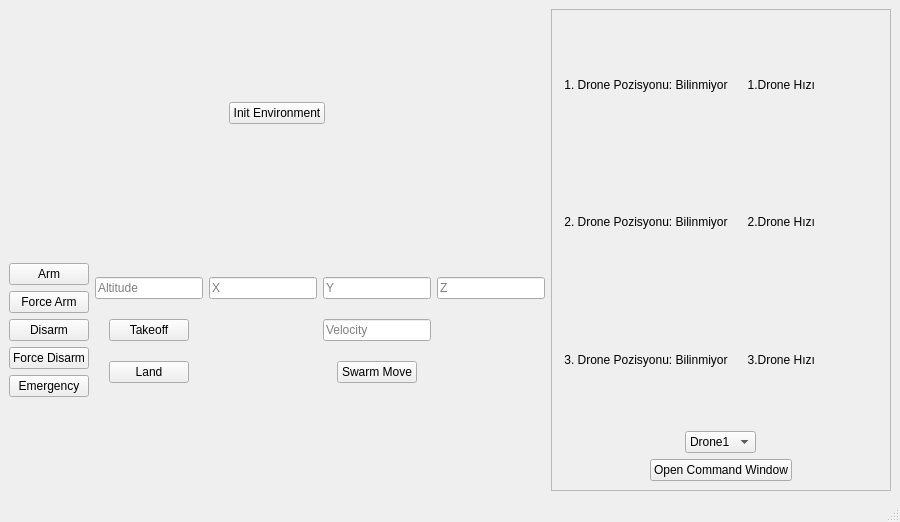
Qt form gazebo mavlink /designer.ui (hltdal/Gazebo-mavlink) before a commit.
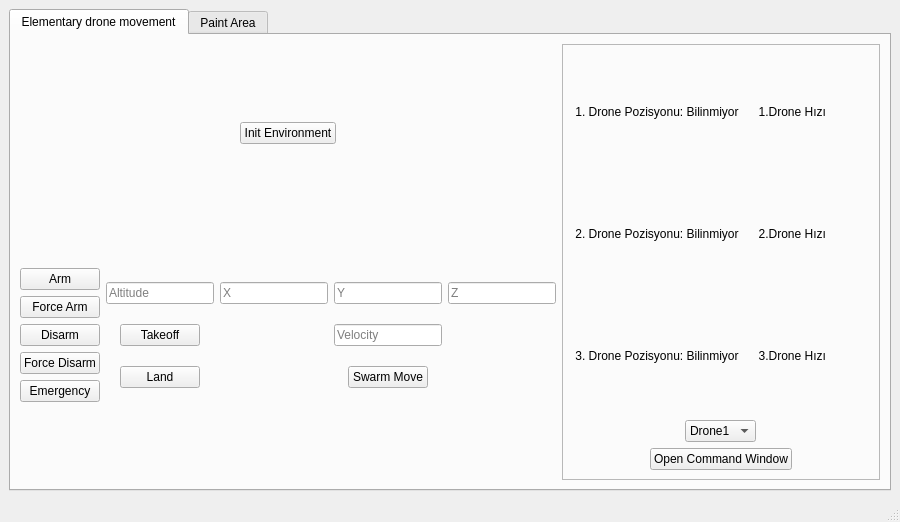
The same form after that commit.

Commit message: Add paint area without function

```diff
--- a/gazebo mavlink /designer.ui
+++ b/gazebo mavlink /designer.ui
@@ -16,6 +16,16 @@
   <widget class="QWidget" name="centralwidget">
    <layout class="QHBoxLayout" name="horizontalLayout">
     <item>
+     <widget class="QTabWidget" name="tabWidget">
+      <property name="currentIndex">
+       <number>0</number>
+      </property>
+      <widget class="QWidget" name="tab">
+       <attribute name="title">
+        <string>Elementary drone movement</string>
+       </attribute>
+       <layout class="QHBoxLayout" name="horizontalLayout_4">
+        <item>
      <layout class="QVBoxLayout" name="verticalLayout">
       <item alignment="Qt::AlignHCenter">
        <widget class="QPushButton" name="init_environment_button">
@@ -254,6 +264,16 @@
     </item>
    </layout>
   </widget>
+      <widget class="QWidget" name="tab_2">
+       <attribute name="title">
+        <string>Paint Area</string>
+       </attribute>
+       <layout class="QHBoxLayout" name="horizontalLayout_6"/>
+      </widget>
+     </widget>
+    </item>
+   </layout>
+  </widget>
   <widget class="QMenuBar" name="menubar">
    <property name="geometry">
     <rect>
```
Left out of the diff: 2 changed lines with no effect on the pictures. Lines whose indentation alone changed are shown as unchanged. The commit also changes 3 other files.
